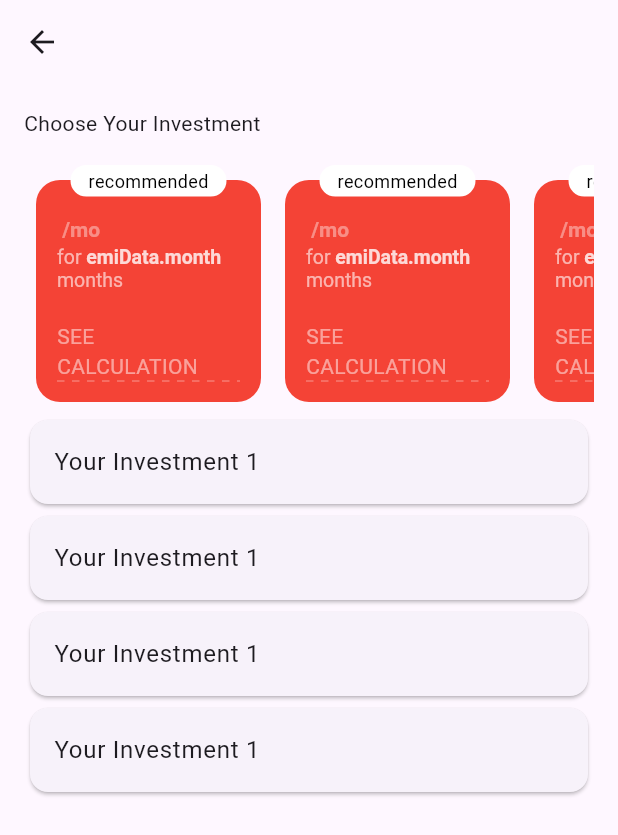
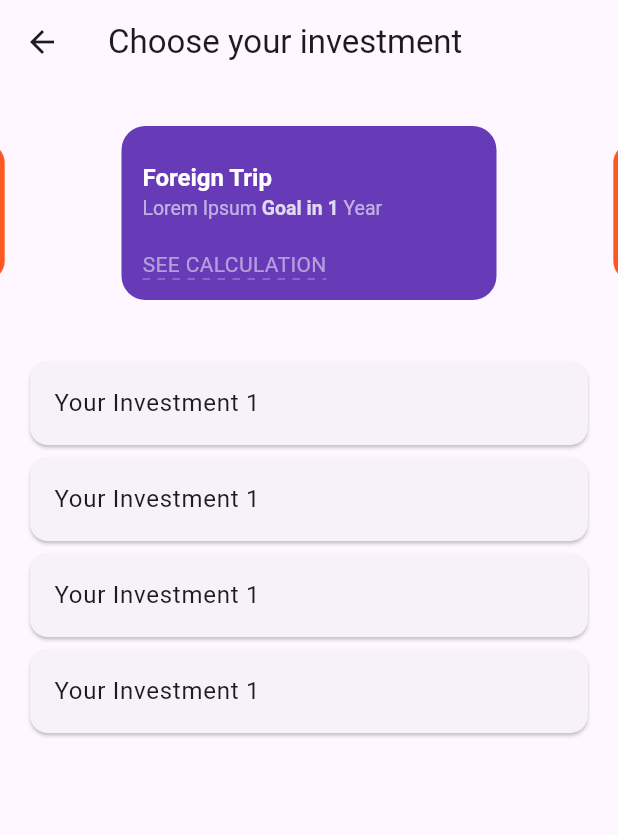
Before and after one commit to aditechdev/goal_based_investment, a Flutter app: the HomePage screen opened by its route, after a tap on "Start Investing", on a phone screen of 412 x 824 dp. Shown: the top 835 px of the screen. Run offline on Flutter 3.47's test engine with Material 3 defaults, Android fonts, the light colour scheme and no system bars; drawn by our look-alikes of carousel_slider; our stand-ins replace dotted_decoration, liquid_swipe, rxdart, smooth_page_indicator.

```diff
--- /dev/null
+++ b/lib/data/goal_data.dart
@@ -0,0 +1,36 @@
+import 'package:flutter/material.dart';
+
+import '../model/goal_card_model.dart';
+
+List<GoalModel> goalData = [
+  GoalModel(
+      name: "Foreign Trip",
+      description: "Lets Travel to Jupiter",
+      interval: "1",
+      color: Colors.deepPurple,
+      intervalType: "Year"),
+  GoalModel(
+      name: "Buy Car",
+      description: "Lets Travel to Jupiter",
+      interval: "2",
+      color: Colors.deepOrange,
+      intervalType: "Year"),
+  GoalModel(
+      name: "Buy Home",
+      description: "Lets Travel to Jupiter",
+      interval: "10",
+      color: Colors.green.shade200,
+      intervalType: "Year"),
+  GoalModel(
+      name: "Get Married",
+      description: "Lets Travel to Jupiter",
+      interval: "4",
+      color: Colors.deepPurple,
+      intervalType: "Year"),
+  GoalModel(
+      name: "Foreign Study",
+      description: "Lets study in Foreign",
+      interval: "5",
+      color: Colors.deepOrange,
+      intervalType: "Year")
+];
--- /dev/null
+++ b/lib/model/goal_card_model.dart
@@ -0,0 +1,17 @@
+
+import 'package:flutter/material.dart';
+
+class GoalModel {
+  String name;
+  String description;
+  String interval;
+  Color color;
+  String intervalType;
+  GoalModel({
+    required this.name,
+    required this.description,
+    required this.interval,
+    required this.color,
+    required this.intervalType,
+  });
+}
--- a/lib/screens/homeScreen/home_page.dart
+++ b/lib/screens/homeScreen/home_page.dart
@@ -1,5 +1,6 @@
 import 'package:flutter/material.dart';
 
+import '../../utils/font_utils.dart';
 import '../../widgets/homeScreenWidget/goal_card_list.dart';
 import '../../widgets/homeScreenWidget/investment_component.dart';
 
@@ -9,21 +10,13 @@ class HomePage extends StatelessWidget {
   @override
   Widget build(BuildContext context) {
     return Scaffold(
-      appBar: AppBar(),
-      body: const Padding(
-        padding: EdgeInsets.all(16.0),
-        child: Column(
-          mainAxisAlignment: MainAxisAlignment.start,
-          crossAxisAlignment: CrossAxisAlignment.start,
-          children: [
-            Text("Choose Your Investment"),
-            SingleChildScrollView(
-              scrollDirection: Axis.horizontal,
-              child: GoalCardListWidget(),
-            ),
-            InvestmentComponent()
-          ],
-        ),
+      appBar: AppBar(
+        title: const Text("Choose your investment"),
+      ),
+      body: const Column(
+        mainAxisAlignment: MainAxisAlignment.start,
+        crossAxisAlignment: CrossAxisAlignment.start,
+        children: [GoalCardListWidget(), InvestmentComponent()],
       ),
     );
   }
--- /dev/null
+++ b/lib/widgets/commonWidget/dotted_text.dart
@@ -0,0 +1,26 @@
+import 'package:dotted_decoration/dotted_decoration.dart';
+import 'package:flutter/material.dart';
+
+class DottedText extends StatelessWidget {
+  final Text widget;
+  final Color dottedBodderColor;
+  final double strokeWidth;
+  const DottedText({
+    super.key,
+    required this.widget,
+    this.dottedBodderColor = Colors.black,
+    this.strokeWidth = 0.6,
+  });
+
+  @override
+  Widget build(BuildContext context) {
+    return Container(
+        // height: 2,
+        decoration: DottedDecoration(
+            linePosition: LinePosition.bottom,
+            color: dottedBodderColor,
+            strokeWidth: strokeWidth,
+            shape: Shape.line),
+        child: widget);
+  }
+}
--- a/lib/widgets/homeScreenWidget/goal_card_list.dart
+++ b/lib/widgets/homeScreenWidget/goal_card_list.dart
@@ -1,4 +1,6 @@
+import 'package:carousel_slider/carousel_slider.dart';
 import 'package:flutter/material.dart';
+import 'package:goal_based_investment/data/goal_data.dart';
 
 import 'goal_card_widget.dart';
 
@@ -7,10 +9,20 @@ class GoalCardListWidget extends StatelessWidget {
 
   @override
   Widget build(BuildContext context) {
-    return Row(
-      children: List.generate(
-        10,
-        (index) => const GoalCardWidget(),
+    return CarouselSlider(
+      options: CarouselOptions(
+        aspectRatio: 2.5,
+        enlargeCenterPage: true,
+        autoPlay: true,
+        enlargeStrategy: CenterPageEnlargeStrategy.zoom,
+        enlargeFactor: 0.4,
+      ),
+      items: List.generate(
+        goalData.length,
+        (index) {
+          var goal = goalData[index];
+          return GoalCardWidget(goal: goal,);
+        },
       ),
     );
   }
--- a/lib/widgets/homeScreenWidget/goal_card_widget.dart
+++ b/lib/widgets/homeScreenWidget/goal_card_widget.dart
@@ -1,11 +1,14 @@
 import 'package:flutter/material.dart';
+import 'package:goal_based_investment/model/goal_card_model.dart';
 import 'package:goal_based_investment/widgets/commonWidget/vertical_spacing.dart';
-import 'package:dotted_decoration/dotted_decoration.dart';
 
 import '../../utils/font_utils.dart';
+import '../commonWidget/dotted_text.dart';
 
 class GoalCardWidget extends StatelessWidget {
-  const GoalCardWidget({super.key});
+  const GoalCardWidget({super.key, required this.goal});
+
+  final GoalModel goal;
 
   @override
   Widget build(BuildContext context) {
@@ -17,48 +20,28 @@ class GoalCardWidget extends StatelessWidget {
             children: [
               const VerticalSpacing(height: 20),
               Container(
-                // height: 90,
-                width: 150,
+                width: 250,
                 padding: const EdgeInsets.only(
                   left: 14,
                   top: 25,
                   bottom: 14,
                   right: 14,
                 ),
-                // margin: ,1
-
-                decoration: const BoxDecoration(
-                  color: Colors.red,
-                  // color: Color(int.parse(emiData.getColor())),
-                  borderRadius: BorderRadius.all(Radius.circular(16)),
+                decoration: BoxDecoration(
+                  color: goal.color,
+                  borderRadius: const BorderRadius.all(Radius.circular(16)),
                 ),
                 child: Column(
                   crossAxisAlignment: CrossAxisAlignment.start,
                   children: [
-                    // CustomBigRadioButtomWidget(
-                    //   topPadding: 5,
-                    //   isSelected: isSelected,
-                    //   selectedBoxColor:
-                    //       Color(int.parse(emiData.getSelectedColor())),
-                    //   unselectedBoxColor: Color(int.parse(emiData.getColor())),
-                    // ),
-                    // const VerticalSpace(height: 10),
                     RichText(
                       text: TextSpan(
                         children: <TextSpan>[
                           TextSpan(
-                              // text: emiData
-                              //     .currency.currencyInIndianFormatWithSymbol,
+                              text: goal.name,
                               style: FontUtils.font16(
                                   color: Colors.white,
                                   fontWeight: FontWeight.bold)),
-                          TextSpan(
-                            text: ' /mo',
-                            style: FontUtils.font14(
-                              color: Colors.white.withOpacity(0.4),
-                              fontWeight: FontWeight.bold,
-                            ),
-                          ),
                         ],
                       ),
                     ),
@@ -70,17 +53,17 @@ class GoalCardWidget extends StatelessWidget {
                         ),
                         children: <TextSpan>[
                           const TextSpan(
-                            text: "for ",
+                            text: "Lorem Ipsum ",
                           ),
                           TextSpan(
-                            text: 'emiData.month',
+                            text: 'Goal in ${goal.interval}',
                             style: FontUtils.font13(
                               color: Colors.white.withOpacity(0.8),
                               fontWeight: FontWeight.bold,
                             ),
                           ),
-                          const TextSpan(
-                            text: ' months',
+                          TextSpan(
+                            text: ' ${goal.intervalType}',
                           ),
                         ],
                       ),
@@ -101,64 +84,8 @@ class GoalCardWidget extends StatelessWidget {
               ),
             ],
           ),
-          if (true)
-            const Positioned(
-              top: 10,
-              left: 23,
-              right: 23,
-              child: RecomendedLabelWidget(),
-            )
         ],
       ),
     );
   }
 }
-
-class RecomendedLabelWidget extends StatelessWidget {
-  const RecomendedLabelWidget({
-    super.key,
-  });
-
-  @override
-  Widget build(BuildContext context) {
-    return Container(
-      padding: const EdgeInsets.symmetric(
-        horizontal: 2,
-        vertical: 2,
-      ),
-      decoration: const BoxDecoration(
-          color: Colors.white,
-          borderRadius: BorderRadius.all(Radius.circular(16))),
-      child: Center(
-        child: Text(
-          "recommended",
-          style: FontUtils.font12(),
-        ),
-      ),
-    );
-  }
-}
-
-class DottedText extends StatelessWidget {
-  final Text widget;
-  final Color dottedBodderColor;
-  final double strokeWidth;
-  const DottedText({
-    super.key,
-    required this.widget,
-    this.dottedBodderColor = Colors.black,
-    this.strokeWidth = 0.6,
-  });
-
-  @override
-  Widget build(BuildContext context) {
-    return Container(
-        // height: 2,
-        decoration: DottedDecoration(
-            linePosition: LinePosition.bottom,
-            color: dottedBodderColor,
-            strokeWidth: strokeWidth,
-            shape: Shape.line),
-        child: widget);
-  }
-}
--- a/lib/widgets/homeScreenWidget/investment_component.dart
+++ b/lib/widgets/homeScreenWidget/investment_component.dart
@@ -1,4 +1,5 @@
 import 'package:flutter/material.dart';
+import 'package:goal_based_investment/widgets/commonWidget/vertical_spacing.dart';
 import 'package:goal_based_investment/widgets/homeScreenWidget/investment_card_list.dart';
 
 import '../../const/resource.dart';
@@ -21,6 +22,7 @@ class InvestmentComponent extends StatelessWidget {
         if (snapshot.data!.isEmpty) {
           return Column(
             children: [
+              const VerticalSpacing(height: 30),
               Image.asset(R.ASSETS_IMAGE_START_GOAL_INVEST_IMG_PNG),
               ElevatedButton(
                   onPressed: () {
@@ -32,8 +34,11 @@ class InvestmentComponent extends StatelessWidget {
         }
 
         return Expanded(
-          child: InvestmentListWidget(
-            snapshot: snapshot,
+          child: Padding(
+            padding: const EdgeInsets.all(16.0),
+            child: InvestmentListWidget(
+              snapshot: snapshot,
+            ),
           ),
         );
       },
--- a/pubspec.yaml
+++ b/pubspec.yaml
@@ -23,6 +23,8 @@ dependencies:
   shared_preferences: ^2.2.2 # To Save data locally
   lottie: ^2.7.0 # To display animation assets
   dotted_decoration: ^2.0.0
+  intl: ^0.19.0
+  carousel_slider: ^4.2.1
 
 dev_dependencies:
   flutter_test:
```
Also changed, not shown: lib/model/currency_model.dart (added, +12 -0 lines), lib/model/investment_type_model.dart (added, +47 -0 lines), lib/utils/currency_convertor_utils.dart (added, +23 -0 lines), pubspec.lock.
